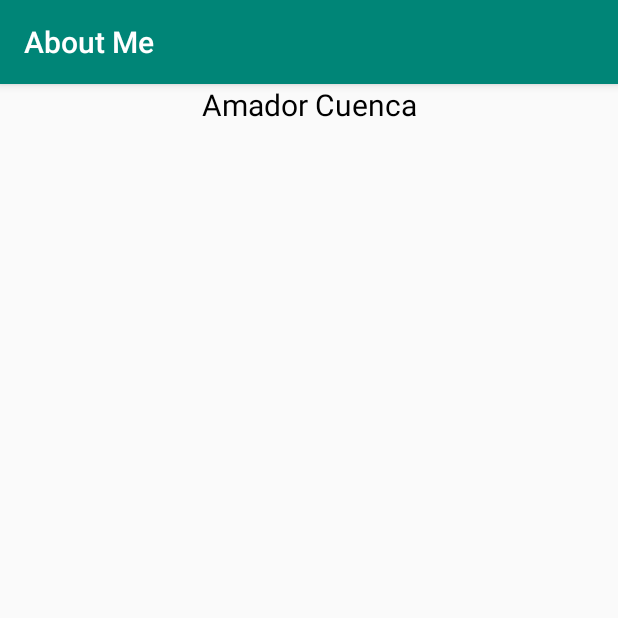
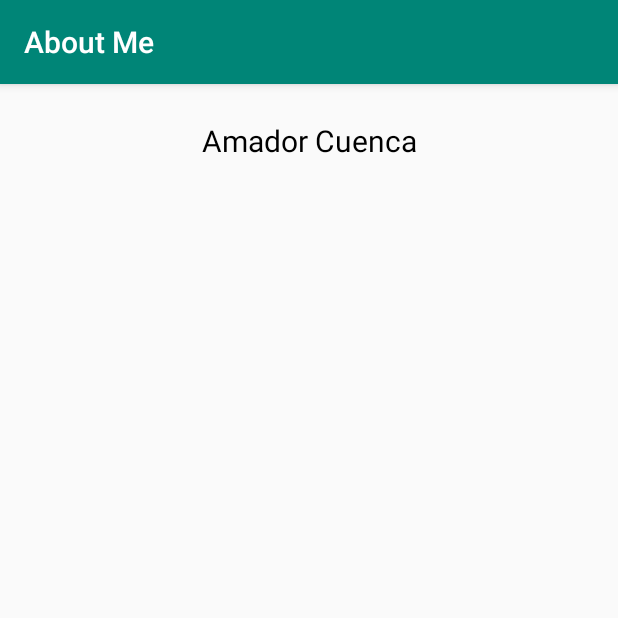
Before and after one commit to acuencadev/About-Me, an Android app: the screen it shows after launch (MainActivity), on a phone screen of 412 x 824 dp, the top half of it. Run offline under Robolectric (Android 15) with nearby library versions, the phone set to English and light mode, and no system bars.

Commit message:
style: Add padding and margin to the TextView

```diff
--- a/app/src/main/res/layout/activity_main.xml
+++ b/app/src/main/res/layout/activity_main.xml
@@ -13,6 +13,8 @@
             android:text="@string/name"
             android:textColor="@android:color/black"
             android:textAlignment="center"
-            android:textSize="@dimen/text_size"/>
+            android:textSize="@dimen/text_size"
+            android:paddingTop="@dimen/small_padding"
+            android:layout_marginTop="@dimen/layout_margin"/>
 
 </LinearLayout>
--- a/app/src/main/res/values/dimens.xml
+++ b/app/src/main/res/values/dimens.xml
@@ -1,4 +1,6 @@
 <?xml version="1.0" encoding="utf-8"?>
 <resources>
     <dimen name="text_size">20sp</dimen>
+    <dimen name="small_padding">8dp</dimen>
+    <dimen name="layout_margin">16dp</dimen>
 </resources>
```
